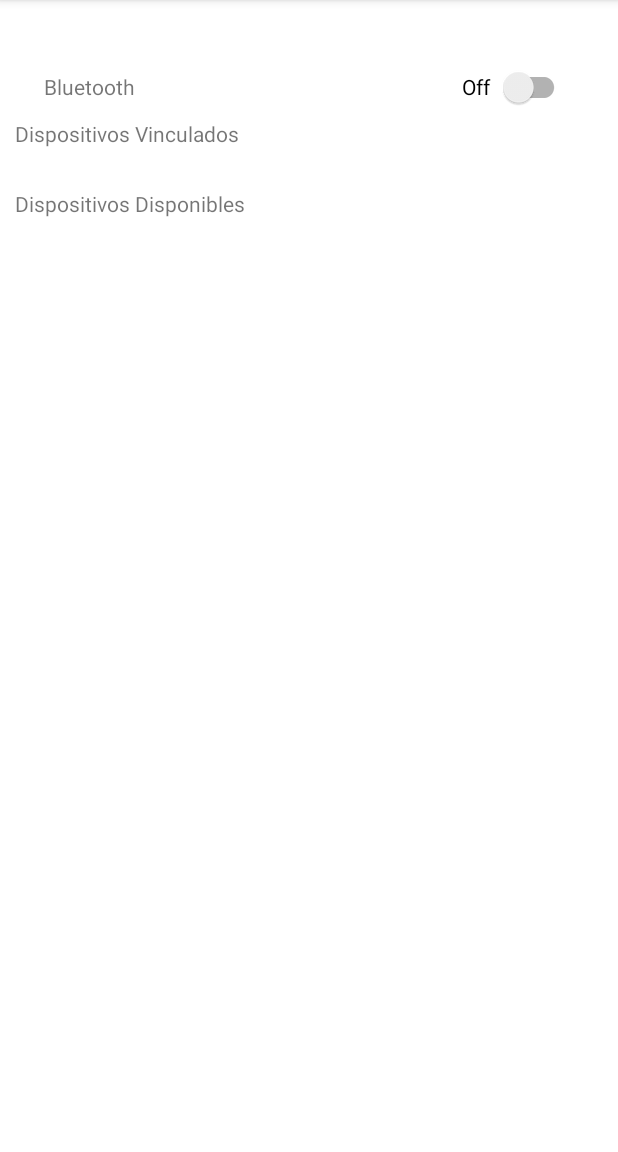
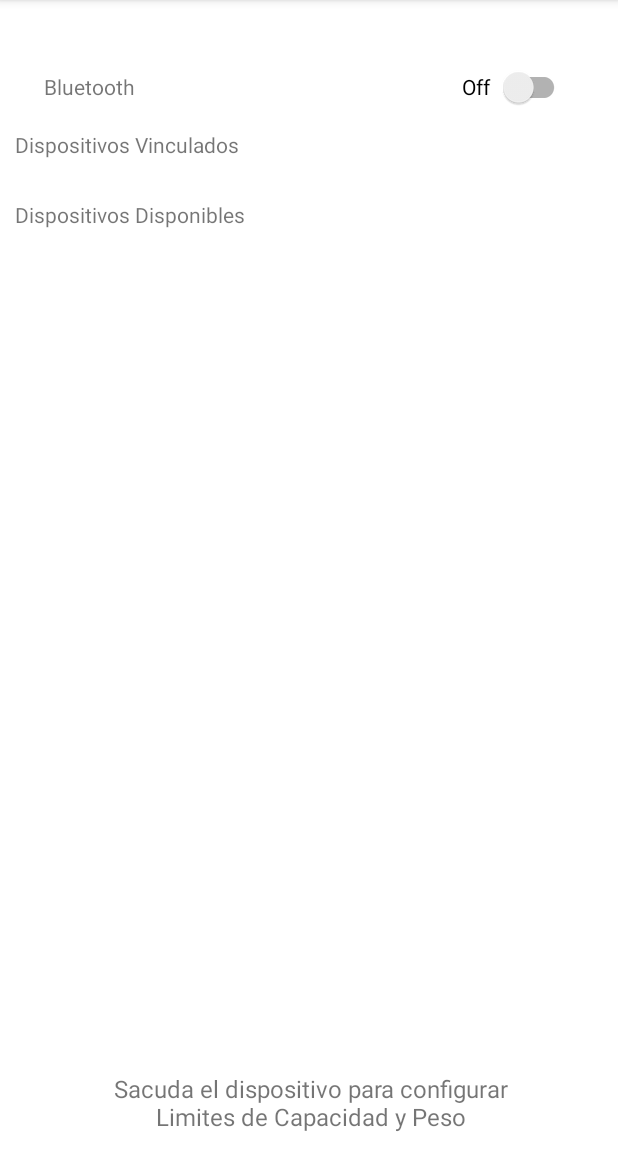
Before and after one commit to AgustinCocciardi/WasteMate, an Android app: the screen it shows after launch (SettingsActivity), after a tap on an icon or button, on a phone screen of 412 x 824 dp, the part 84-1236 px from its top. Run offline under Robolectric (Android 15) with nearby library versions, the phone set to English and light mode, and no system bars; 2 statements that could not run were skipped.

Commit message:
Agrego sensores a settings activity y arreglo errores

```diff
--- a/Android/app/build.gradle
+++ b/Android/app/build.gradle
@@ -29,7 +29,7 @@ android {
 }
 
 dependencies {
-
+    implementation 'com.google.code.gson:gson:2.8.9'
     implementation 'androidx.appcompat:appcompat:1.4.1'
     implementation 'com.google.android.material:material:1.5.0'
     implementation 'androidx.constraintlayout:constraintlayout:2.1.3'
--- a/Android/app/src/main/java/soadv/grupom2/wastemate/MainActivity.java
+++ b/Android/app/src/main/java/soadv/grupom2/wastemate/MainActivity.java
@@ -44,21 +44,7 @@ import java.util.UUID;
 public class MainActivity extends AppCompatActivity {
     //region Attributes
     private BluetoothService myService;
-    private boolean isBound = false;
 
-    private ServiceConnection serviceConnection = new ServiceConnection() {
-        @Override
-        public void onServiceConnected(ComponentName className, IBinder binder) {
-            BluetoothService.LocalBinder localBinder = (BluetoothService.LocalBinder) binder;
-            myService = localBinder.getService();
-            isBound = true;
-        }
-
-        @Override
-        public void onServiceDisconnected(ComponentName arg0) {
-            isBound = false;
-        }
-    };
     private Button botonCapacidad;
     private ImageButton botonConfiguracion;
 
@@ -105,6 +91,7 @@ public class MainActivity extends AppCompatActivity {
     private static final int rojo = Color.RED;
     private static final int azul = Color.BLUE;
     private static final int verde = Color.GREEN;
+    private BroadcastReceiver broadcastReceiver;
 
     //endregion
 
@@ -177,7 +164,7 @@ public class MainActivity extends AppCompatActivity {
                 //showToast("Voy a mandar un pedido para ver capacidad al arduino");
                 Log.i("Envio","Mando al arduino solicitud para ver la capacidad");
                 String data = "{\"c\":0,\"d\":{\"mw\":999,\"md\":99,\"cd\":888}}";
-                BluetoothManager.getService().sendData(data);
+                BluetoothService.getInstance().sendData(data);
             }
         });
 
@@ -209,7 +196,23 @@ public class MainActivity extends AppCompatActivity {
         disableBluetoothActivityLauncher= registerForActivityResult(
                 new ActivityResultContracts.StartActivityForResult(),
                 (result) -> disableBluetoothCallback());
-        BluetoothManager.bindService(this);
+
+        Intent serviceIntent = new Intent(this, BluetoothService.class);
+        startService(serviceIntent);
+
+        // Register the broadcast receiver to receive messages from the service
+        broadcastReceiver = new BroadcastReceiver() {
+            @Override
+            public void onReceive(Context context, Intent intent) {
+                String message = intent.getStringExtra("message");
+                Log.d(BluetoothService.TAG, "Received message: " + message);
+            }
+        };
+        IntentFilter filter = new IntentFilter("com.example.MY_ACTION");
+        registerReceiver(broadcastReceiver, filter);
+
+        // Access the singleton instance of the service
+        myService = BluetoothService.getInstance();
 
     }
 
@@ -314,8 +317,9 @@ public class MainActivity extends AppCompatActivity {
     //recibe mas broadcast del SO. del bluethoot
     public void onDestroy()
     {
-        BluetoothManager.stopService(this);
         super.onDestroy();
+        Intent serviceIntent = new Intent(this, BluetoothService.class);
+        stopService(serviceIntent);
     }
 
     protected  void enableComponent()
--- a/Android/app/src/main/java/soadv/grupom2/wastemate/SettingsActivity.java
+++ b/Android/app/src/main/java/soadv/grupom2/wastemate/SettingsActivity.java
@@ -9,14 +9,21 @@ import android.content.Context;
 import android.content.Intent;
 import android.content.IntentFilter;
 import android.graphics.Color;
+import android.hardware.Sensor;
+import android.hardware.SensorEvent;
+import android.hardware.SensorEventListener;
+import android.hardware.SensorManager;
 import android.os.Bundle;
+import android.view.View;
+import android.widget.Button;
 import android.widget.CompoundButton;
+import android.widget.TextView;
 import android.widget.Toast;
 import androidx.activity.result.ActivityResult;
 import androidx.activity.result.ActivityResultLauncher;
 import androidx.activity.result.contract.ActivityResultContracts;
-import androidx.annotation.ColorInt;
 import androidx.appcompat.app.AppCompatActivity;
+import androidx.constraintlayout.widget.ConstraintLayout;
 import androidx.recyclerview.widget.LinearLayoutManager;
 import androidx.recyclerview.widget.RecyclerView;
 
@@ -24,8 +31,11 @@ import java.lang.reflect.Method;
 import java.util.ArrayList;
 import java.util.Set;
 
-public class SettingsActivity extends AppCompatActivity {
+public class SettingsActivity extends AppCompatActivity implements SensorEventListener {
 
+    private static final float PRECISION_CHANGE = 30;
+
+    //region ViewLinks
     private ArrayList<BluetoothDevice> pairedDevices;
     private ArrayList<BluetoothDevice> availableDevices;
     private RecyclerView availableDevicesListView;
@@ -33,6 +43,21 @@ public class SettingsActivity extends AppCompatActivity {
     private DeviceListAdapter mPairedDevicesAdapter;
     private DeviceListAdapter mAvailableDevicesAdapter;
     private BluetoothSwitchCompat bluetoothSwitch;
+    //region Admin Settings
+    private ConstraintLayout adminSettingsLayout;
+    private TextView txtWeightLimit;
+    private  TextView txtMinimumDistance;
+    private TextView txtCriticalDistance;
+
+    //endregion
+    private Button btnSendSettings;
+    private ConstraintLayout mainSettingsLayout;
+
+    //endregion
+
+    private SensorManager sensor;
+    private boolean showingAdminSettings;
+
     ActivityResultLauncher<Intent> enableBluetoothActivityLauncher;
     ActivityResultLauncher<Intent> disableBluetoothActivityLauncher;
 
@@ -53,7 +78,7 @@ public class SettingsActivity extends AppCompatActivity {
         @Override
         public void onClick(int position, BluetoothDevice model) {
             if(model.getBondState() == BluetoothDevice.BOND_BONDED){
-                BluetoothService bluetoothService = BluetoothManager.getService();
+                BluetoothService bluetoothService = BluetoothService.getInstance();
                 if (bluetoothService != null) {
                     // Use the Bluetooth service methods
                     bluetoothService.connectToDevice(model);
@@ -92,6 +117,7 @@ public class SettingsActivity extends AppCompatActivity {
             if (state == BluetoothDevice.BOND_BONDED) {
                 availableDevices.remove(device);
                 pairedDevices.add(device);
+
             }
             else if (state == BluetoothDevice.BOND_NONE) {
                 availableDevices.add(device);
@@ -112,6 +138,33 @@ public class SettingsActivity extends AppCompatActivity {
         vh.vw.setBackgroundColor(Color.parseColor("#FF6200EE"));
         }
     };
+    private View.OnClickListener btnSendSettingsOnClickListener = new View.OnClickListener() {
+        @Override
+        public void onClick(View v) {
+            int weightLimit = Integer.parseInt(txtWeightLimit.getText().toString());
+            int minimumDistance = Integer.parseInt(txtMinimumDistance.getText().toString());
+            int criticalDistance = Integer.parseInt(txtCriticalDistance.getText().toString());
+            BluetoothMessage message = new BluetoothMessage(3,weightLimit, minimumDistance, criticalDistance);
+            BluetoothService.getInstance().sendData(message.Serialize());
+
+            adminSettingsLayout.setVisibility(View.GONE);
+            mainSettingsLayout.setVisibility(View.VISIBLE);
+            showingAdminSettings = false;
+        }
+    };
+
+    @Override
+    public void onBackPressed() {
+        if(showingAdminSettings){
+            adminSettingsLayout.setVisibility(View.GONE);
+            mainSettingsLayout.setVisibility(View.VISIBLE);
+            showingAdminSettings = false;
+        }
+        else {
+            super.onBackPressed();
+        }
+    }
+
 
     private void disableBluetooth() {
         Intent intent = new Intent("android.bluetooth.adapter.action.REQUEST_DISABLE");
@@ -129,10 +182,18 @@ public class SettingsActivity extends AppCompatActivity {
     @Override
     protected void onCreate(Bundle savedInstanceState) {
         super.onCreate(savedInstanceState);
-        BluetoothManager.bindService(this);
 
+        showingAdminSettings = false;
         availableDevices = new ArrayList<>();
         setContentView(R.layout.activity_settings);
+
+        adminSettingsLayout = findViewById(R.id.layoutAdminSettings);
+        btnSendSettings = findViewById(R.id.btnSendSettings);
+        btnSendSettings.setOnClickListener(btnSendSettingsOnClickListener);
+
+        mainSettingsLayout = findViewById(R.id.layoutMainSettings);
+
+        sensor = (SensorManager) getSystemService(SENSOR_SERVICE);
 
         //defino los componentes de layout
         availableDevicesListView = (RecyclerView) findViewById(R.id.table_available);
@@ -143,11 +204,15 @@ public class SettingsActivity extends AppCompatActivity {
         pairedDevices = new ArrayList<>();
         //Se crea un adaptador para podermanejar el bluethoot del celular
         //mBluetoothAdapter = BluetoothAdapter.getDefaultAdapter();
-        BluetoothService bluetoothService = BluetoothManager.getService();
+        BluetoothService bluetoothService = BluetoothService.getInstance();
         if (bluetoothService != null) {
             Set<BluetoothDevice> bondedDevices = bluetoothService.getAdapter().getBondedDevices();
             if (bondedDevices != null && bondedDevices.size() != 0) {
                 pairedDevices.addAll(bondedDevices);
+                pairedDevices.addAll(bondedDevices);
+                pairedDevices.addAll(bondedDevices);
+                pairedDevices.addAll(bondedDevices);
+
             }
         }
 
@@ -236,7 +301,7 @@ public class SettingsActivity extends AppCompatActivity {
     //socketBluethoot
     protected void onResume() {
         super.onResume();
-
+registerSenser();
     }
 
     @Override
@@ -247,6 +312,7 @@ public class SettingsActivity extends AppCompatActivity {
     @Override
     protected void onPause() {
         super.onPause();
+        unregisterSenser();
     }
 
     @Override
@@ -257,7 +323,6 @@ public class SettingsActivity extends AppCompatActivity {
         unregisterReceiver(bluetoothDiscoveryStartedReceiver);
         unregisterReceiver(bluetoothDeviceFoundReceiver);
         unregisterReceiver(bluetoothDeviceBondStateChangedReceiver);
-        BluetoothManager.unbindService(this);
         super.onDestroy();
     }
 
@@ -306,27 +371,33 @@ public class SettingsActivity extends AppCompatActivity {
         }
     };
 
-    //Metodo que actua como Listener de los eventos que ocurren en los componentes graficos de la activty
-//    private DeviceListAdapter.OnPairButtonClickListener listenerBotonEmparejar = new DeviceListAdapter.OnPairButtonClickListener() {
-//        @Override
-//        public void onPairButtonClick(int position) {
-//            //Obtengo los datos del dispostivo seleccionado del listview por el usuario
-//            BluetoothDevice device = availableDevices.get(position);
-//
-//            //Se checkea si el sipositivo ya esta emparejado
-//            if (device.getBondState() == BluetoothDevice.BOND_BONDED)
-//            {
-//                //Si esta emparejado,quiere decir que se selecciono desemparjar y entonces se le desempareja
-//                unpairDevice(device);
-//            }
-//            else
-//            {
-//
-//                //Si no esta emparejado,quiere decir que se selecciono emparjar y entonces se le empareja
-//                pairDevice(device);
-//
-//            }
-//        }
-//    };
+    @Override
+    public void onSensorChanged(SensorEvent sensorEvent) {
+        int tipoSensor = sensorEvent.sensor.getType();
+        float valoresSensor[] = sensorEvent.values;
+        if (tipoSensor == Sensor.TYPE_ACCELEROMETER)
+        {
+            if ((Math.abs(valoresSensor[0]) > PRECISION_CHANGE || Math.abs(valoresSensor[1]) > PRECISION_CHANGE || Math.abs(valoresSensor[2]) > PRECISION_CHANGE))
+            {
+                adminSettingsLayout.setVisibility(View.VISIBLE);
+                mainSettingsLayout.setVisibility(View.GONE);
+                showingAdminSettings = true;
+            }
+        }
+    }
 
+    @Override
+    public void onAccuracyChanged(Sensor sensor, int accuracy) {
+
+    }
+
+    private void registerSenser()
+    {
+        sensor.registerListener(this, sensor.getDefaultSensor(Sensor.TYPE_ACCELEROMETER), SensorManager.SENSOR_DELAY_NORMAL);
+    }
+
+    private void unregisterSenser()
+    {
+        sensor.unregisterListener(this);
+    }
 }
--- a/Android/app/src/main/res/layout/activity_settings.xml
+++ b/Android/app/src/main/res/layout/activity_settings.xml
@@ -2,82 +2,16 @@
 <androidx.constraintlayout.widget.ConstraintLayout xmlns:android="http://schemas.android.com/apk/res/android"
     xmlns:app="http://schemas.android.com/apk/res-auto"
     xmlns:tools="http://schemas.android.com/tools"
-    android:layout_width="wrap_content"
-    android:layout_height="wrap_content"
+    android:layout_width="match_parent"
+    android:layout_height="match_parent"
     android:orientation="vertical">
 
-    <androidx.core.widget.NestedScrollView
-    android:layout_width="413dp"
-        android:layout_height="716dp"
-        android:layout_marginTop="19dp"
-        android:fadingEdge="vertical"
-        android:orientation="vertical"
-        app:layout_constraintBottom_toBottomOf="parent"
-        app:layout_constraintEnd_toEndOf="parent"
-        app:layout_constraintStart_toStartOf="parent"
-        app:layout_constraintTop_toBottomOf="@+id/switch1"
-        tools:context=".DeviceListActivity">
-    <LinearLayout android:layout_height="match_parent" android:layout_width="match_parent"
-        android:orientation="vertical">
 
-        <TextView
-            android:id="@+id/textView9"
-            android:layout_width="match_parent"
-            android:layout_height="wrap_content"
-            android:layout_marginLeft="10dp"
-            android:text="Dispositivos Vinculados" />
-
-        <androidx.recyclerview.widget.RecyclerView
-            android:id="@+id/table_paired"
-            android:layout_width="match_parent"
-            android:layout_height="wrap_content"
-            android:nestedScrollingEnabled="false" />
-        <Space
-            android:layout_width="match_parent"
-            android:layout_height="27dp" />
-
-        <TextView
-            android:id="@+id/textView10"
-            android:layout_width="match_parent"
-            android:layout_height="wrap_content"
-            android:layout_marginLeft="10dp"
-            android:text="Dispositivos Disponibles" />
-
-        <androidx.recyclerview.widget.RecyclerView
-            android:id="@+id/table_available"
-            android:layout_width="match_parent"
-            android:layout_height="wrap_content"
-            android:nestedScrollingEnabled="false" />
-
-        <Space
-            android:layout_width="match_parent"
-            android:layout_height="32dp" />
-
-    </LinearLayout>
-    </androidx.core.widget.NestedScrollView>
-
-    <TextView
-        android:id="@+id/bluetoothTextView"
-        android:layout_width="159dp"
-        android:layout_height="20dp"
-        android:layout_marginStart="29dp"
-        android:layout_marginTop="48dp"
-        android:text="Bluetooth"
-
-        app:layout_constraintStart_toStartOf="parent"
-        app:layout_constraintTop_toTopOf="parent" />
-
-    <soadv.grupom2.wastemate.BluetoothSwitchCompat
-        android:id="@+id/switch1"
-        android:layout_width="72dp"
-        android:layout_height="57dp"
-        android:layout_marginEnd="32dp"
-        android:text="Off"
-        android:theme="@style/Switch.control"
-        app:layout_constraintBottom_toBottomOf="@+id/bluetoothTextView"
-        app:layout_constraintEnd_toEndOf="parent"
-        app:layout_constraintTop_toTopOf="@+id/bluetoothTextView"
-        app:switchTextOff="Off"
-        app:switchTextOn="On" />
-
+    <include android:id="@+id/layoutMainSettings"
+        layout="@layout/main_settings"
+        android:visibility="visible"/>
+    <include
+        android:id="@+id/layoutAdminSettings"
+        layout="@layout/admin_settings"
+        android:visibility="gone" />
 </androidx.constraintlayout.widget.ConstraintLayout>
--- a/Android/app/src/main/res/layout/list_item_device.xml
+++ b/Android/app/src/main/res/layout/list_item_device.xml
@@ -51,9 +51,8 @@
         android:layout_width="wrap_content"
         android:layout_height="wrap_content"
         android:layout_marginStart="52dp"
-        android:layout_marginEnd="17dp"
         app:icon="@drawable/baseline_link_off_24"
-        app:iconGravity="textStart"
+        app:iconGravity="end|textStart"
         app:iconSize="30dp"
         app:iconTint="#000000"
         app:layout_constraintBottom_toBottomOf="parent"
--- /dev/null
+++ b/Android/app/src/main/res/layout/main_settings.xml
@@ -0,0 +1,112 @@
+<?xml version="1.0" encoding="utf-8"?>
+<androidx.constraintlayout.widget.ConstraintLayout xmlns:android="http://schemas.android.com/apk/res/android"
+    xmlns:app="http://schemas.android.com/apk/res-auto"
+    xmlns:tools="http://schemas.android.com/tools"
+    android:layout_width="match_parent"
+    android:layout_height="match_parent"
+    android:orientation="vertical">
+
+
+    <androidx.core.widget.NestedScrollView
+        android:id="@+id/nestedScrollView"
+        android:layout_width="match_parent"
+        android:layout_height="0dp"
+        android:fadingEdge="vertical"
+        android:orientation="vertical"
+        app:layout_constraintBottom_toTopOf="@+id/space"
+        app:layout_constraintEnd_toEndOf="parent"
+        app:layout_constraintStart_toStartOf="parent"
+        app:layout_constraintTop_toBottomOf="@+id/switch1"
+        tools:context=".DeviceListActivity">
+
+        <LinearLayout
+            android:layout_width="match_parent"
+            android:layout_height="match_parent"
+            android:orientation="vertical">
+
+            <TextView
+                android:id="@+id/textView9"
+                android:layout_width="match_parent"
+                android:layout_height="wrap_content"
+                android:layout_marginLeft="10dp"
+                android:text="Dispositivos Vinculados" />
+
+            <androidx.recyclerview.widget.RecyclerView
+                android:id="@+id/table_paired"
+                android:layout_width="match_parent"
+                android:layout_height="wrap_content"
+                android:nestedScrollingEnabled="false" />
+
+            <Space
+                android:layout_width="match_parent"
+                android:layout_height="27dp" />
+
+            <TextView
+                android:id="@+id/textView10"
+                android:layout_width="match_parent"
+                android:layout_height="wrap_content"
+                android:layout_marginLeft="10dp"
+                android:text="Dispositivos Disponibles" />
+
+            <androidx.recyclerview.widget.RecyclerView
+                android:id="@+id/table_available"
+                android:layout_width="match_parent"
+                android:layout_height="wrap_content"
+                android:nestedScrollingEnabled="false" />
+
+            <Space
+                android:layout_width="match_parent"
+                android:layout_height="44dp" />
+
+        </LinearLayout>
+    </androidx.core.widget.NestedScrollView>
+
+    <TextView
+        android:id="@+id/bluetoothTextView"
+        android:layout_width="159dp"
+        android:layout_height="20dp"
+        android:layout_marginStart="29dp"
+        android:layout_marginTop="48dp"
+        android:text="Bluetooth"
+
+        app:layout_constraintStart_toStartOf="parent"
+        app:layout_constraintTop_toTopOf="parent" />
+
+    <soadv.grupom2.wastemate.BluetoothSwitchCompat
+        android:id="@+id/switch1"
+        android:layout_width="72dp"
+        android:layout_height="57dp"
+        android:layout_marginEnd="32dp"
+        android:text="Off"
+        android:theme="@style/Switch.control"
+        app:layout_constraintBottom_toBottomOf="@+id/bluetoothTextView"
+        app:layout_constraintEnd_toEndOf="parent"
+        app:layout_constraintTop_toTopOf="@+id/bluetoothTextView"
+        app:switchTextOff="Off"
+        app:switchTextOn="On" />
+
+    <Space
+        android:id="@+id/space"
+        android:layout_width="365dp"
+        android:layout_height="25dp"
+        android:layout_marginBottom="24dp"
+        app:layout_constraintBottom_toTopOf="@+id/etiquetaShake3"
+        app:layout_constraintEnd_toEndOf="parent"
+        app:layout_constraintHorizontal_bias="1.0"
+        app:layout_constraintStart_toStartOf="parent" />
+
+    <TextView
+        android:id="@+id/etiquetaShake3"
+        android:layout_width="301dp"
+        android:layout_height="45dp"
+        android:layout_marginStart="30dp"
+        android:layout_marginEnd="29dp"
+        android:layout_marginBottom="8dp"
+        android:text="Sacuda el dispositivo para configurar Limites de Capacidad y Peso"
+        android:textAlignment="center"
+        android:textSize="16sp"
+        app:layout_constraintBottom_toBottomOf="parent"
+        app:layout_constraintEnd_toEndOf="parent"
+        app:layout_constraintStart_toStartOf="parent" />
+
+</androidx.constraintlayout.widget.ConstraintLayout>
```
Also changed, not shown: Android/app/src/main/java/soadv/grupom2/wastemate/BluetoothData.java (added, +18 -0 lines), Android/app/src/main/java/soadv/grupom2/wastemate/BluetoothMessage.java (added, +27 -0 lines), Android/app/src/main/java/soadv/grupom2/wastemate/BluetoothService.java (+19 -8 lines), Android/app/src/main/java/soadv/grupom2/wastemate/Sensores.java (+6 -7 lines), Android/app/src/main/res/layout/activity_sensores.xml (+15 -15 lines), Android/app/src/main/res/layout/admin_settings.xml (added, +113 -0 lines).
